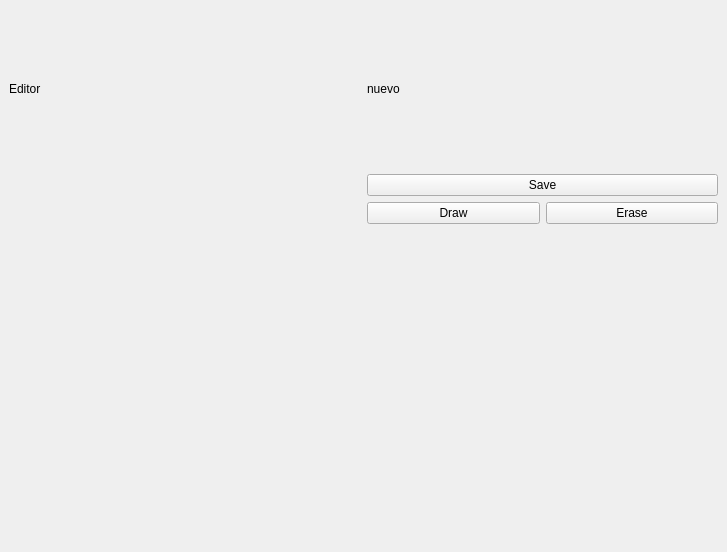
The window that Editor/ui/EditorScreen.ui (SCAPELLI/Wolfenstein3D) describes before a commit, drawn with Qt 5.
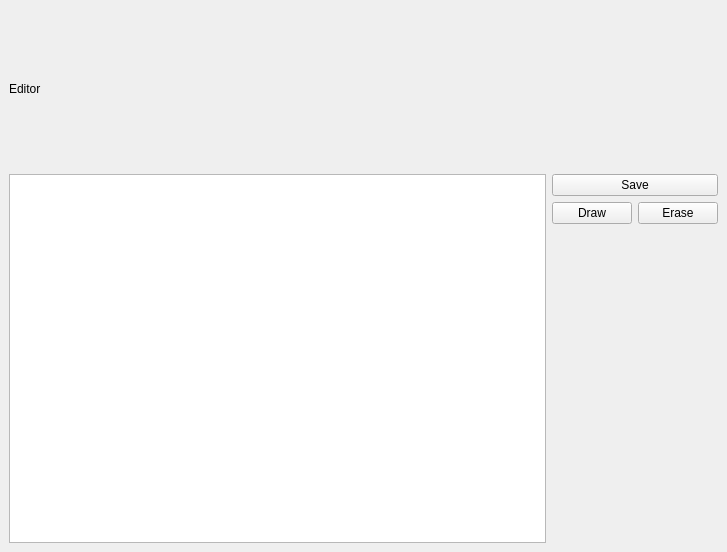
The same window after the commit.

Commit message: Refactor: ari arrivederci a la clase Tilemap que estaba de mas. La cambie directamente por el objeto de qt ya que no hay necesidad de overraidear (? nada

Diff of the .ui file:
```diff
--- a/Editor/ui/EditorScreen.ui
+++ b/Editor/ui/EditorScreen.ui
@@ -26,14 +26,11 @@
      </widget>
     </item>
     <item row="1" column="0" rowspan="3">
-     <layout class="QVBoxLayout" name="tilemapLayout"/>
-    </item>
-    <item row="0" column="1">
-     <widget class="QLabel" name="label_2">
-      <property name="text">
-       <string>nuevo</string>
-      </property>
-     </widget>
+     <layout class="QVBoxLayout" name="tilemapLayout">
+      <item>
+       <widget class="QGraphicsView" name="tilemap"/>
+      </item>
+     </layout>
     </item>
     <item row="1" column="1">
      <layout class="QVBoxLayout" name="buttonLayout">
```
The commit also changes 4 other files.
